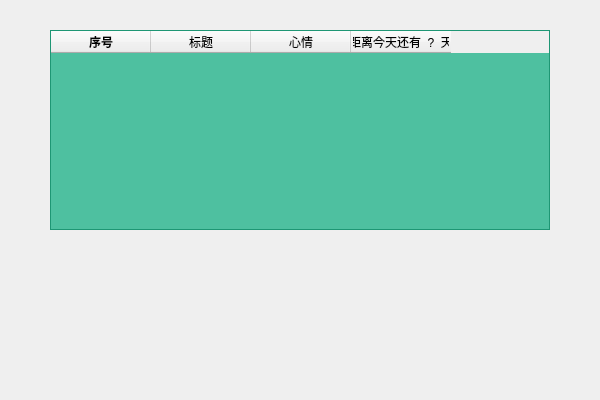
Qt form realProgect/countdowndaysmc.ui (Arthur381/QTproject) before a commit.
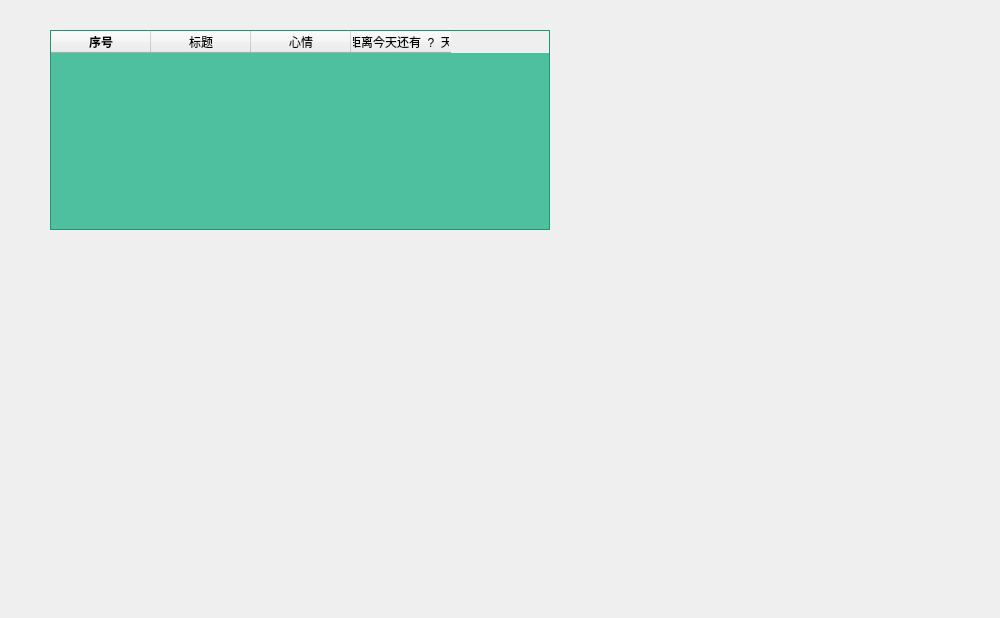
The same form after that commit. Icons and pictures are not drawn.

```diff
--- a/realProgect/countdowndaysmc.ui
+++ b/realProgect/countdowndaysmc.ui
@@ -6,20 +6,20 @@
    <rect>
     <x>0</x>
     <y>0</y>
-    <width>600</width>
-    <height>400</height>
+    <width>1000</width>
+    <height>618</height>
    </rect>
   </property>
   <property name="minimumSize">
    <size>
-    <width>600</width>
-    <height>400</height>
+    <width>1000</width>
+    <height>618</height>
    </size>
   </property>
   <property name="maximumSize">
    <size>
-    <width>600</width>
-    <height>400</height>
+    <width>1000</width>
+    <height>618</height>
    </size>
   </property>
   <property name="windowTitle">
```
